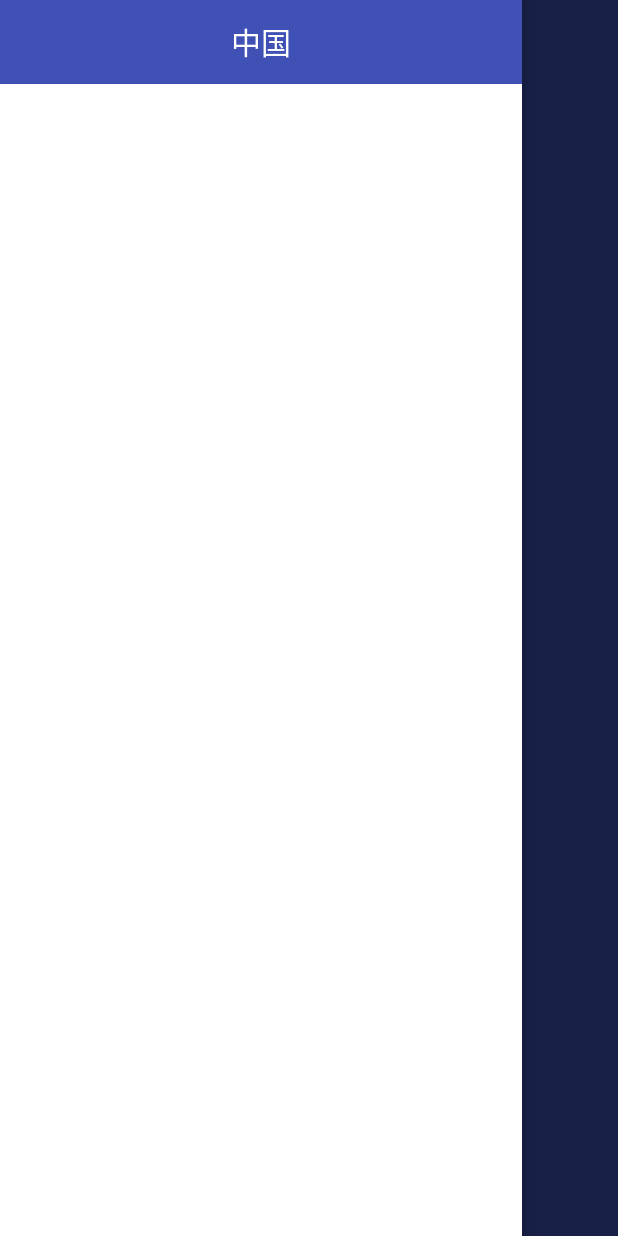
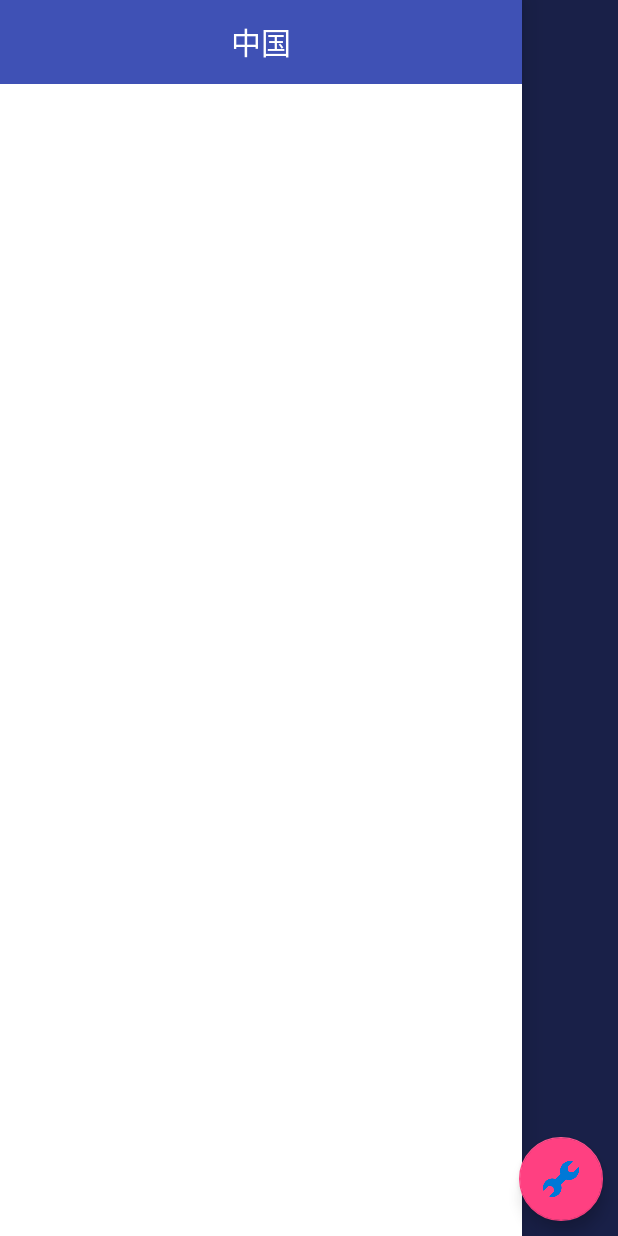
Before and after one commit to HangYongmao/CoolWeather, an Android app: the WeatherActivity screen opened directly, with no data from a screen before it, with the side drawer open, on a phone screen of 412 x 824 dp. Run offline under Robolectric (Android 15) with nearby library versions, the phone set to English and light mode, and no system bars; libraries missing offline, so code that uses them is left out: org.litepal.crud; pictures from the network do not load; 2 statements that could not run were skipped.

Commit message:
界面上增加悬浮按钮“

```diff
--- a/app/build.gradle
+++ b/app/build.gradle
@@ -34,4 +34,6 @@ dependencies {
     implementation 'com.google.code.gson:gson:2.7'
     // 加载和展示图片
     implementation 'com.github.bumptech.glide:glide:3.7.0'
+    // FloatingActionButton 悬浮按钮
+    compile 'com.android.support:design:26.1.0'
 }
--- a/app/src/main/res/layout/activity_weather.xml
+++ b/app/src/main/res/layout/activity_weather.xml
@@ -1,5 +1,6 @@
 <?xml version="1.0" encoding="utf-8"?>
 <FrameLayout xmlns:android="http://schemas.android.com/apk/res/android"
+    xmlns:app="http://schemas.android.com/apk/res-auto"
     android:layout_width="match_parent"
     android:layout_height="match_parent"
     android:background="@color/colorPrimary">
@@ -58,4 +59,12 @@
 
     </android.support.v4.widget.DrawerLayout>
 
+    <android.support.design.widget.FloatingActionButton
+        android:id="@+id/fab"
+        android:layout_width="wrap_content"
+        android:layout_height="wrap_content"
+        android:layout_gravity="bottom|end"
+        android:layout_margin="10dp"
+        android:src="@drawable/set" />
+
 </FrameLayout>
--- a/app/src/main/res/layout/title.xml
+++ b/app/src/main/res/layout/title.xml
@@ -17,7 +17,7 @@
         android:layout_width="wrap_content"
         android:layout_height="wrap_content"
         android:layout_centerInParent="true"
-        android:text="龙泉驿"
+        android:text="四川 成都 龙泉驿"
         android:textColor="#fff"
         android:textSize="20sp" />
 
```
Also changed, not shown: app/src/main/res/drawable/set.png (added).
